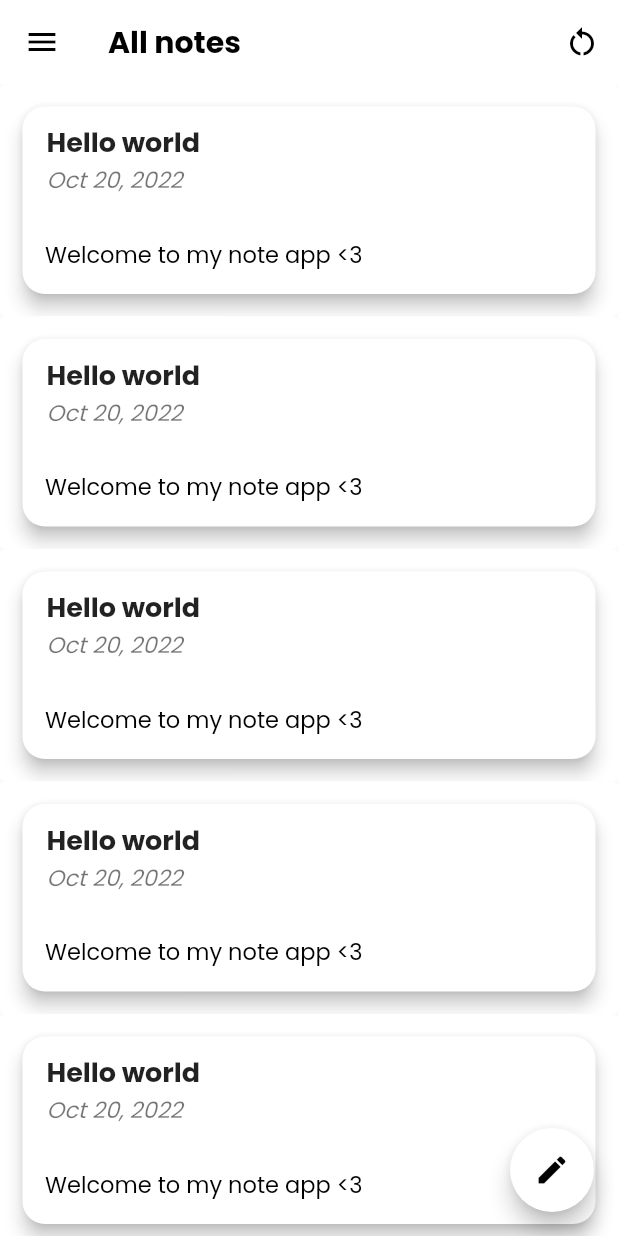
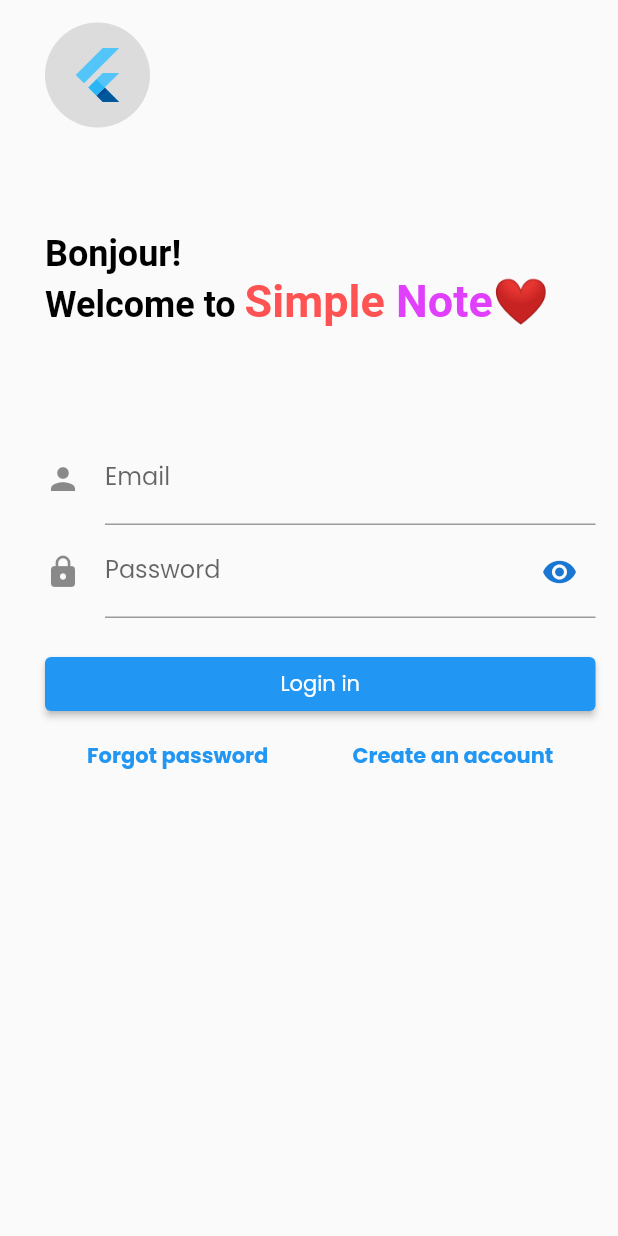
Before and after one commit to nhao2003/simplenote, a Flutter app: the screen it shows after launch, on a phone screen of 412 x 824 dp. Run offline on Flutter 3.47's test engine with Material 2 defaults, Android fonts, the phone set to English and light mode, and no system bars; missing offline and left inert: scroll_app_bar.

Commit message:
Add auth

```diff
--- a/lib/main.dart
+++ b/lib/main.dart
@@ -1,9 +1,11 @@
 import 'package:flutter/material.dart';
+import 'package:provider/provider.dart';
+import 'package:todoapp/model/notes.dart';
 import 'package:todoapp/screens/home_screen.dart';
 import 'package:todoapp/screens/add_note_screen.dart';
-import './model/user.dart';
-import 'model/note.dart';
-import 'package:animations/animations.dart';
+import 'package:todoapp/screens/login_screen.dart';
+import 'package:todoapp/screens/setting_screen.dart';
+import 'screens/setting_screen.dart';
 
 void main() {
   runApp(MyApp());
@@ -14,19 +16,39 @@ class MyApp extends StatelessWidget {
 
   @override
   Widget build(BuildContext context) {
-    return MaterialApp(
+    return MultiProvider(
+      providers: [
+        ChangeNotifierProvider.value(value: Notes()),
+      ],
+      child: MaterialApp(
         debugShowCheckedModeBanner: false,
         theme: ThemeData(
+          appBarTheme: const AppBarTheme(
+            foregroundColor: Colors.black,
+            backgroundColor: Colors.transparent,
+            elevation: 0,
+            iconTheme: IconThemeData(color: Colors.black),
+            actionsIconTheme: IconThemeData(color: Colors.black),
+          ),
+          textTheme: const TextTheme(
+              bodyText1: TextStyle(
+                color: Colors.black,
+              ),
+              headline6: TextStyle(
+                color: Colors.black,
+              )),
           primarySwatch: Colors.blue,
           fontFamily: "Poppins",
           iconTheme: const IconThemeData(
             color: Colors.black,
           ),
         ),
-      home: const HomeScreen(),
+        home: LoginScreen(),
         routes: {
           AddNote.routeName: (context) => AddNote(),
+          SettingScreen.routeName: (context) => SettingScreen(),
         },
+      ),
     );
   }
 }
--- a/lib/model/user.dart
+++ /dev/null
@@ -1,36 +0,0 @@
-import 'note.dart';
-
-class User {
-  static List<Note> NotesList = [
-    Note('Hello world', 'Welcome to my note app <3'),
-    Note('Hello world', 'Welcome to my note app <3'),
-    Note('Hello world', 'Welcome to my note app <3'),
-    Note('Hello world', 'Welcome to my note app <3'),
-    Note('Hello world', 'Welcome to my note app <3'),
-    Note('Hello world', 'Welcome to my note app <3'),
-    Note('Hello world', 'Welcome to my note app <3'),
-    Note('Hello world', 'Welcome to my note app <3'),
-    Note('Hello world', 'Welcome to my note app <3'),
-    Note('Hello world', 'Welcome to my note app <3'),
-    Note('Hello world', 'Welcome to my note app <3'),
-    Note('Hello world', 'Welcome to my note app <3'),
-    Note('Hello world', 'Welcome to my note app <3'),
-    Note('Hello world', 'Welcome to my note app <3'),
-    Note('Hello world', 'Welcome to my note app <3')
-  ];
-  static List<Note> deletedNotesList = [
-    Note('Hello world', 'Welcome to my note app <3')
-  ];
-
-  static void moveToTrash(String noteID) {
-    Note note = NotesList.firstWhere((element) => element.id == noteID);
-    deletedNotesList.insert(0, note);
-    NotesList.removeWhere((element) => element == note);
-  }
-
-  static void restoreFromTrash(String noteID) {
-    Note note = deletedNotesList.firstWhere((element) => element.id == noteID);
-    NotesList.add(note);
-    deletedNotesList.removeWhere((element) => element == note);
-  }
-}
--- a/lib/screens/home_screen.dart
+++ b/lib/screens/home_screen.dart
@@ -1,14 +1,16 @@
-import 'dart:io';
+import 'package:provider/provider.dart';
+import 'package:scroll_app_bar/scroll_app_bar.dart';
 import 'package:todoapp/model/note.dart';
 import 'package:flutter/material.dart';
-import 'package:todoapp/screens/deleted_note_screen.dart';
 import 'package:todoapp/widgets/my_drawer.dart';
 import 'package:todoapp/widgets/note_list.dart';
 import 'package:todoapp/screens/add_note_screen.dart';
-import 'package:todoapp/model/user.dart';
+import 'package:todoapp/model/notes.dart';
 
 class HomeScreen extends StatefulWidget {
   const HomeScreen();
+
+  static final controller = ScrollController();
 
   @override
   State<HomeScreen> createState() => _HomeScreenState();
@@ -17,47 +19,31 @@ class HomeScreen extends StatefulWidget {
 class _HomeScreenState extends State<HomeScreen> {
   @override
   Widget build(BuildContext context) {
-    void _addNewNote(Note note) {
-      setState(() {
-        User.NotesList.insert(0, note);
-      });
-    }
+
 
     void _startAddNewNote() {
       Navigator.push(
         context,
-        MaterialPageRoute(builder: (_) => AddNote()),
+        MaterialPageRoute(builder: (contex) => AddNote()),
       ).then((value) {
         if (value != null) {
-          _addNewNote(value);
+          Provider.of<Notes>(context, listen: false).addNewNote(value);
         }
         setState(() {});
       });
     }
 
-    void _restoreAllNote() {
-      setState(() {
-        User.NotesList.addAll(User.deletedNotesList);
-        User.deletedNotesList.clear();
-      });
-    }
-
     return Scaffold(
-      drawer: MyDrawer(_addNewNote, _restoreAllNote),
-      appBar: AppBar(
+      drawer: MyDrawer(),
+      appBar: ScrollAppBar(
         title: const Text(
           'All notes',
           style: TextStyle(fontWeight: FontWeight.bold),
         ),
-        backgroundColor: Colors.white,
-        foregroundColor: Colors.black,
-        elevation: 0,
         actions: [
           IconButton(
             onPressed: () {
-              setState(() {
-                User.NotesList.clear();
-              });
+              Provider.of<Notes>(context, listen: false).clear();
             },
             icon: const Icon(
               Icons.restart_alt,
@@ -65,13 +51,9 @@ class _HomeScreenState extends State<HomeScreen> {
             ),
           ),
         ],
+        controller: HomeScreen.controller,
       ),
-      body: RefreshIndicator(
-        onRefresh: () async {
-          setState(() {});
-        },
-        child: NotesList(),
-      ),
+      body: NotesList(),
       floatingActionButton: FloatingActionButton(
         onPressed: _startAddNewNote,
         backgroundColor: Colors.white,
--- /dev/null
+++ b/lib/screens/login_screen.dart
@@ -0,0 +1,265 @@
+import 'package:flutter/material.dart';
+
+enum AuthMode { Signup, Login }
+
+class LoginScreen extends StatefulWidget {
+  static const String routeName = "/login-screen";
+
+  const LoginScreen({Key? key}) : super(key: key);
+
+  @override
+  State<LoginScreen> createState() => _LoginScreenState();
+}
+
+class _LoginScreenState extends State<LoginScreen> {
+  bool _showPassword = true;
+  double password_strength = 0;
+  RegExp pass_valid = RegExp(r"(?=.*\d)(?=.*[a-z])(?=.*[A-Z])(?=.*\W)");
+  final GlobalKey<FormState> _formKey = GlobalKey();
+  AuthMode authMode = AuthMode.Login;
+
+  bool validatePassword(String pass) {
+    String _password = pass.trim();
+    if (_password.isEmpty) {
+      setState(() {
+        password_strength = 0;
+      });
+    } else if (_password.length < 6) {
+      setState(() {
+        password_strength = 1 / 4;
+      });
+    } else if (_password.length < 8) {
+      setState(() {
+        password_strength = 2 / 4;
+      });
+    } else {
+      if (pass_valid.hasMatch(_password)) {
+        setState(() {
+          password_strength = 4 / 4;
+        });
+        return true;
+      } else {
+        setState(() {
+          password_strength = 3 / 4;
+        });
+        return false;
+      }
+    }
+    return false;
+  }
+
+  @override
+  Widget build(BuildContext context) {
+    void save() {
+      if (!_formKey.currentState!.validate()) return;
+      _formKey.currentState!.save();
+    }
+    TextEditingController passwordController = TextEditingController();
+    return Scaffold(
+      body: Form(
+        key: _formKey,
+        child: Container(
+          height: double.infinity,
+          width: double.infinity,
+          child: SingleChildScrollView(
+            child: Column(
+              crossAxisAlignment: CrossAxisAlignment.start,
+              children: [
+                Container(
+                  height: 70,
+                  width: 70,
+                  decoration: const BoxDecoration(
+                    shape: BoxShape.circle,
+                    color: Colors.black12,
+                  ),
+                  padding: const EdgeInsets.all(15),
+                  margin: const EdgeInsets.fromLTRB(30, 15, 15, 55),
+                  child: const FlutterLogo(),
+                ),
+                Container(
+                  margin: const EdgeInsets.fromLTRB(30, 15, 15, 55),
+                  child: RichText(
+                    text: const TextSpan(
+                      text: 'Bonjour!\n',
+                      style: TextStyle(
+                        fontWeight: FontWeight.bold,
+                        color: Colors.black,
+                        fontSize: 24,
+                      ),
+                      children: <TextSpan>[
+                        TextSpan(
+                          text: 'Welcome to ',
+                        ),
+                        TextSpan(
+                          text: 'Simple ',
+                          style: TextStyle(
+                            fontWeight: FontWeight.bold,
+                            color: Colors.redAccent,
+                            fontSize: 30,
+                          ),
+                        ),
+                        TextSpan(
+                          text: 'Note❤️',
+                          style: TextStyle(
+                            fontWeight: FontWeight.bold,
+                            color: Colors.purpleAccent,
+                            fontSize: 30,
+                          ),
+                        ),
+                      ],
+                    ),
+                  ),
+                ),
+                Container(
+                  margin: const EdgeInsets.fromLTRB(30, 15, 15, 55),
+                  height: 400,
+                  child: ListView(
+                    children: [
+                      TextFormField(
+                        keyboardType: TextInputType.emailAddress,
+                        decoration: const InputDecoration(
+                          icon: Icon(Icons.person),
+                          //hintText: 'Email',
+                          labelText: 'Email',
+                        ),
+                        onSaved: (String? value) {
+                          // This optional block of code can be used to run
+                          // code when the user saves the form.
+                        },
+                        validator: (value) {
+                          if (!value!.contains('@')) return "Invalid email";
+                        },
+                      ),
+                      TextFormField(
+                        controller: passwordController,
+                        decoration: InputDecoration(
+                          icon: Icon(Icons.lock),
+                          labelText: 'Password',
+                          suffixIcon: IconButton(
+                            onPressed: () {
+                              setState(() {
+                                _showPassword = !_showPassword;
+                              });
+                            },
+                            icon: _showPassword
+                                ? Icon(Icons.visibility)
+                                : Icon(Icons.visibility_off),
+                            color: Theme.of(context).primaryColorDark,
+                          ),
+                        ),
+                        obscureText: _showPassword,
+                        validator: (String? value) {
+                          if (authMode == AuthMode.Signup) {
+                            if (value!.isEmpty) {
+                              return "Please enter password";
+                            } else {
+                              //call function to check password
+                              bool result = validatePassword(value);
+                              if (result) {
+                                // create account event
+                                return null;
+                              } else {
+                                return " Password should contain Capital,\n small letter & Number & Special";
+                              }
+                            }
+                          }
+                        },
+                        onSaved: (value) {},
+                      ),
+                      if (authMode == AuthMode.Signup)
+                        TextFormField(
+                          enabled: authMode == AuthMode.Signup,
+                          decoration: InputDecoration(
+                            icon: Icon(Icons.lock),
+                            labelText: 'Confirm Password',
+                            suffixIcon: IconButton(
+                              onPressed: () {
+                                setState(() {
+                                  _showPassword = !_showPassword;
+                                });
+                              },
+                              icon: _showPassword
+                                  ? Icon(Icons.visibility)
+                                  : Icon(Icons.visibility_off),
+                              color: Theme.of(context).primaryColorDark,
+                            ),
+                          ),
+                          obscureText: _showPassword,
+                          validator: authMode == AuthMode.Signup
+                              ? (value) {
+                            if (value != passwordController.text) {
+                              return 'Passwords do not match!';
+                            }
+                          }
+                              : null,
+                          onSaved: (value) {},
+                        ),
+                      if (authMode == AuthMode.Signup)
+                        Padding(
+                          padding: const EdgeInsets.fromLTRB(40, 0, 0, 0),
+                          child: LinearProgressIndicator(
+                            value: password_strength,
+                            backgroundColor: Colors.grey[300],
+                            minHeight: 5,
+                            color: password_strength <= 1 / 4
+                                ? Colors.red
+                                : password_strength == 2 / 4
+                                    ? Colors.yellow
+                                    : password_strength == 3 / 4
+                                        ? Colors.blue
+                                        : Colors.green,
+                          ),
+                        ),
+                      Container(
+                        margin: const EdgeInsets.fromLTRB(0, 20, 0, 10),
+                        child: Column(children: [
+                          Container(
+                            width: double.infinity,
+                            child: ElevatedButton(
+                              onPressed: save,
+                              child: Text((authMode == AuthMode.Login)
+                                  ? "Login in"
+                                  : "Sign up"),
+                            ),
+                          ),
+                          Row(
+                            mainAxisAlignment: MainAxisAlignment.spaceAround,
+                            children: [
+                              TextButton(
+                                onPressed: () {},
+                                child: const Text(
+                                  "Forgot password",
+                                  style: TextStyle(fontWeight: FontWeight.bold),
+                                ),
+                              ),
+                              TextButton(
+                                onPressed: () {
+                                  setState(() {
+                                    if (authMode == AuthMode.Signup)
+                                      authMode = AuthMode.Login;
+                                    else
+                                      authMode = AuthMode.Signup;
+                                  });
+                                },
+                                child: Text(
+                                  (authMode == AuthMode.Login)
+                                      ? "Create an account"
+                                      : "Login",
+                                  style: TextStyle(fontWeight: FontWeight.bold),
+                                ),
+                              ),
+                            ],
+                          )
+                        ]),
+                      )
+                    ],
+                  ),
+                ),
+              ],
+            ),
+          ),
+        ),
+      ),
+    );
+  }
+}
--- a/lib/widgets/note_card.dart
+++ b/lib/widgets/note_card.dart
@@ -1,19 +1,21 @@
 import 'package:animations/animations.dart';
 import 'package:flutter/material.dart';
 import 'package:intl/intl.dart';
+import 'package:provider/provider.dart';
 import 'package:todoapp/screens/add_note_screen.dart';
 
 import '../model/note.dart';
+import '../model/notes.dart';
 
 class NoteCard extends StatelessWidget {
   late Note _note;
-  final Function _moveToTrash;
 
   //final Function _deleteNote;
-  NoteCard(this._note, this._moveToTrash, {super.key});
+  NoteCard(this._note, {super.key});
 
   @override
   Widget build(BuildContext context) {
+    var provider = Provider.of<Notes>(context);
     return OpenContainer(
       closedElevation: 0,
       openElevation: 0,
@@ -21,7 +23,6 @@ class NoteCard extends StatelessWidget {
           (BuildContext context, void Function({Object? returnValue}) action) {
         return AddNote(
           noteID: _note.id,
-          moveToTrash: _moveToTrash,
         );
       },
       closedBuilder: (BuildContext context, void Function() action) {
@@ -53,7 +54,7 @@ class NoteCard extends StatelessWidget {
                                           Colors.white),
                                 ),
                                 onPressed: () {
-                                  _moveToTrash(_note.id);
+                                  provider.moveToTrash(_note.id);
                                   Navigator.pop(context);
                                 },
                                 icon: const Icon(
--- a/lib/widgets/note_list.dart
+++ b/lib/widgets/note_list.dart
@@ -1,9 +1,11 @@
 import 'package:animations/animations.dart';
 import 'package:flutter/material.dart';
 import 'package:flutter/rendering.dart';
+import 'package:provider/provider.dart';
 import 'package:todoapp/model/note.dart';
+import 'package:todoapp/screens/home_screen.dart';
 import 'package:todoapp/widgets/note_card.dart';
-import 'package:todoapp/model/user.dart';
+import 'package:todoapp/model/notes.dart';
 
 class NotesList extends StatefulWidget {
   const NotesList({super.key});
@@ -14,19 +16,18 @@ class NotesList extends StatefulWidget {
 
 class _NotesListState extends State<NotesList> {
   void _moveToTrash(String noteID) {
-    setState(() {
-      User.moveToTrash(noteID);
-    });
+      Provider.of<Notes>(context).moveToTrash(noteID);
   }
 
   @override
   Widget build(BuildContext context) {
     int screenWidth = MediaQuery.of(context).size.width ~/ 250;
-    return SingleChildScrollView(
-      child: Column(
-        children: User.NotesList.map((element) => NoteCard(element, _moveToTrash))
-            .toList(),
-      ),
+    return ListView.builder(
+      controller: HomeScreen.controller,
+      itemCount: Provider.of<Notes>(context).NotesList.length,
+      itemBuilder: (BuildContext context, int index) {
+        return NoteCard(Provider.of<Notes>(context, listen: false).NotesList[index]);
+      },
     );
   }
 }
--- a/pubspec.yaml
+++ b/pubspec.yaml
@@ -36,6 +36,8 @@ dependencies:
   # Use with the CupertinoIcons class for iOS style icons.
   cupertino_icons: ^1.0.2
   animations: ^2.0.7
+  scroll_app_bar: ^2.0.0
+  provider: ^6.0.4
 
 dev_dependencies:
   flutter_test:
```
Also changed, not shown: lib/model/notes.dart (added, +56 -0 lines), lib/screens/add_note_screen.dart (+12 -10 lines), lib/screens/deleted_note_screen.dart (+17 -39 lines), lib/screens/setting_screen.dart (added, +13 -0 lines), lib/widgets/my_drawer.dart (+7 -6 lines), pubspec.lock. Lines whose indentation alone changed are shown as unchanged.
